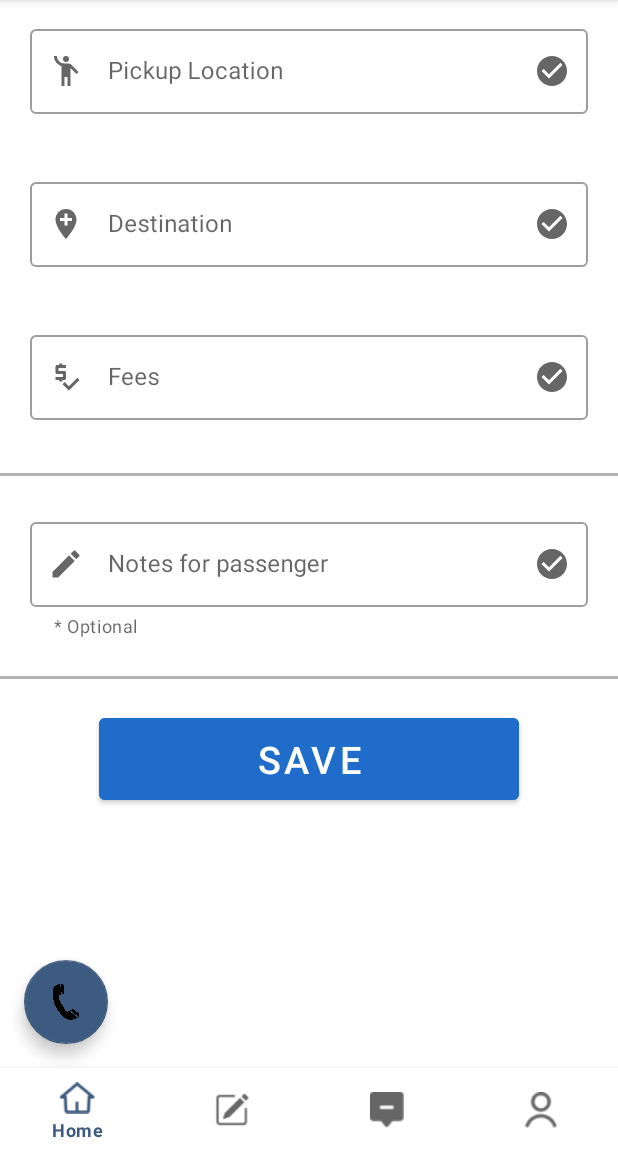
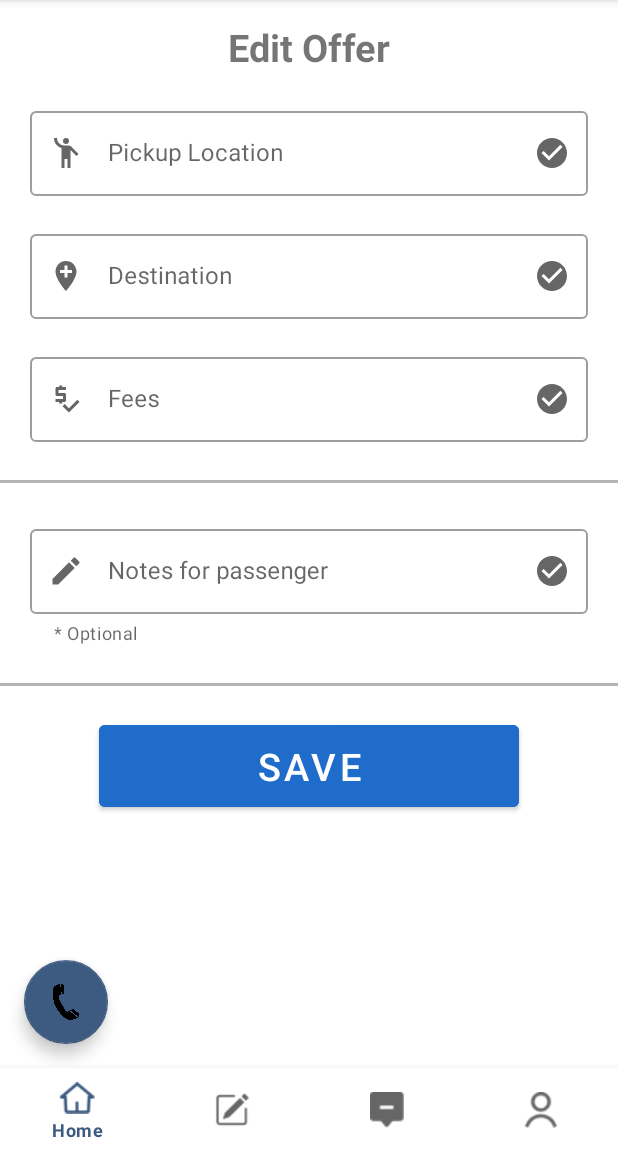
Before and after one commit to UniPool-WIA2006/UniPool, an Android app: the editOfferDetails screen opened through its navigation route, on a phone screen of 412 x 824 dp, the part 84-1236 px from its top. Run offline under Robolectric (Android 15) with nearby library versions, the phone set to English and light mode, and no system bars; our stand-ins replace navigation-ui; libraries missing offline, so code that uses them is left out: io.getstream.chat; 3 statements that could not run were skipped.

Commit message:
-29/1 8.48 am -dah betulkan xml files lari

```diff
--- a/app/src/main/res/layout/fragment_edit_offer_details.xml
+++ b/app/src/main/res/layout/fragment_edit_offer_details.xml
@@ -8,11 +8,12 @@
 
 
     <TextView
+        android:layout_marginTop="70dp"
         android:layout_width="match_parent"
         android:layout_height="wrap_content"
         android:gravity="center"
         android:text="Edit Offer"
-        android:layout_marginBottom="15dp"
+        android:layout_marginBottom="10dp"
         android:textSize="25sp"
         android:textStyle="bold"  />
 
@@ -21,8 +22,8 @@
         android:layout_width="match_parent"
         android:layout_height="wrap_content"
         android:layout_marginHorizontal="20dp"
-        android:layout_marginTop="20dp"
-        android:layout_marginBottom="20dp"
+        android:layout_marginTop="10dp"
+        android:layout_marginBottom="10dp"
         android:hint="Pickup Location"
         app:startIconDrawable="@drawable/ic_baseline_emoji_people_24"
         app:endIconDrawable="@drawable/ic_baseline_check_circle_24"
@@ -40,8 +41,8 @@
         android:layout_width="match_parent"
         android:layout_height="wrap_content"
         android:layout_marginHorizontal="20dp"
-        android:layout_marginTop="20dp"
-        android:layout_marginBottom="20dp"
+        android:layout_marginTop="10dp"
+        android:layout_marginBottom="10dp"
         android:hint="Destination"
         app:startIconDrawable="@drawable/ic_baseline_add_location_24"
         app:endIconDrawable="@drawable/ic_baseline_check_circle_24"
@@ -59,7 +60,7 @@
         style="@style/Widget.MaterialComponents.TextInputLayout.OutlinedBox"
         android:layout_width="match_parent"
         android:layout_height="wrap_content"
-        android:layout_marginVertical="20dp"
+        android:layout_marginVertical="10dp"
         android:layout_marginHorizontal="20dp"
         android:hint="Fees"
         app:startIconDrawable="@drawable/ic_baseline_price_check_24"
--- a/app/src/main/res/layout/fragment_manage_details.xml
+++ b/app/src/main/res/layout/fragment_manage_details.xml
@@ -5,6 +5,7 @@
     android:layout_height="match_parent"
     android:orientation="vertical">
     <de.hdodenhof.circleimageview.CircleImageView
+        android:layout_marginTop="70dp"
         android:layout_width="75dp"
         android:layout_height="75dp"
         android:src="@drawable/man_1"
--- a/app/src/main/res/layout/fragment_my_offer.xml
+++ b/app/src/main/res/layout/fragment_my_offer.xml
@@ -33,7 +33,7 @@
             android:layout_height="wrap_content"
             android:layout_gravity="center"
             android:padding="20dp"
-            android:layout_marginTop="20dp"
+            android:layout_marginTop="60dp"
             android:text="Create New Offer"
             android:textSize="23dp" />
 
--- a/app/src/main/res/layout/fragment_my_offer_details.xml
+++ b/app/src/main/res/layout/fragment_my_offer_details.xml
@@ -12,6 +12,7 @@
         android:orientation="horizontal"
         android:layout_marginBottom="15dp">
         <LinearLayout
+            android:layout_marginTop="90dp"
             android:layout_width="wrap_content"
             android:layout_height="wrap_content" >
             <ImageView
--- a/app/src/main/res/layout/fragment_my_request.xml
+++ b/app/src/main/res/layout/fragment_my_request.xml
@@ -34,7 +34,7 @@
             android:layout_height="wrap_content"
             android:layout_gravity="center"
             android:padding="20dp"
-            android:layout_marginTop="20dp"
+            android:layout_marginTop="60dp"
             android:text="Create New Request"
             android:textSize="23dp" />
 
--- a/app/src/main/res/layout/fragment_my_request_details.xml
+++ b/app/src/main/res/layout/fragment_my_request_details.xml
@@ -12,6 +12,7 @@
         android:orientation="horizontal"
         android:layout_marginBottom="15dp">
         <LinearLayout
+            android:layout_marginTop="90dp"
             android:layout_width="wrap_content"
             android:layout_height="wrap_content" >
             <ImageView
```
Also changed, not shown: app/src/main/java/com/example/unipool/ui/manage/ManageFragment.java (+34 -7 lines), app/src/main/java/com/example/unipool/ui/profile/carpoolRequest2.java (deleted, +0 -27 lines), app/src/main/res/layout/fragment_create_offer.xml (+6 -5 lines), app/src/main/res/layout/fragment_create_request.xml (+6 -5 lines), app/src/main/res/layout/fragment_edit_request_details.xml (+9 -8 lines), app/src/main/res/layout/fragment_manage_carpool_request.xml (line endings or trailing spaces).
